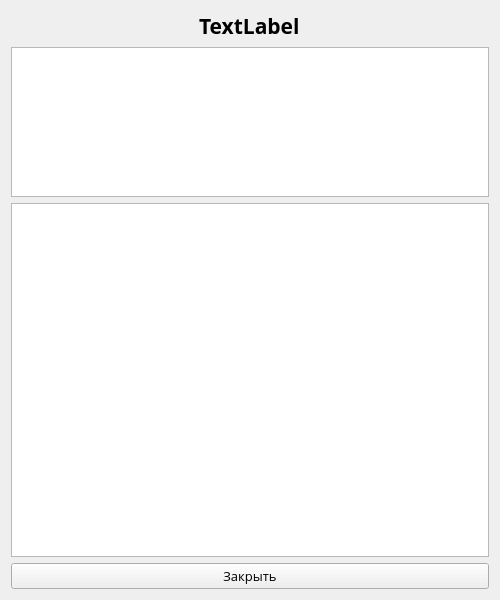
This is Recept.ui in rauko27/receptBook as Qt 5 draws it before an edit. The edited form follows.
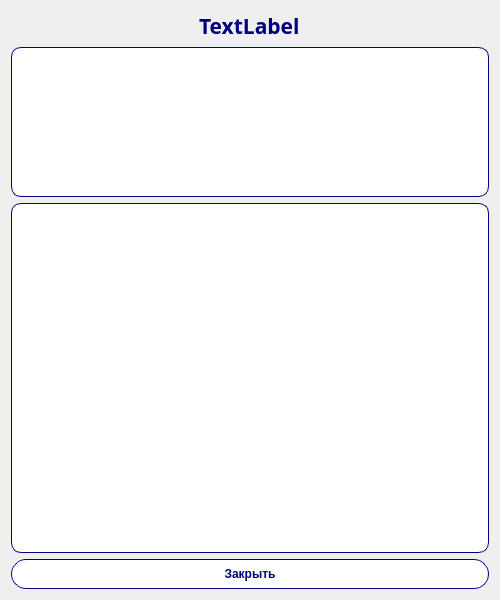
This is the edited form.

The edit to the form file:
```diff
--- a/Recept.ui
+++ b/Recept.ui
@@ -24,6 +24,11 @@
        <bold>true</bold>
       </font>
      </property>
+     <property name="styleSheet">
+      <string notr="true">font-weight: bold;
+color: #00007f;
+</string>
+     </property>
      <property name="text">
       <string>TextLabel</string>
      </property>
@@ -39,30 +44,75 @@
      </property>
      <property name="font">
       <font>
-       <family>Open Sans</family>
-       <pointsize>10</pointsize>
+       <weight>75</weight>
+       <bold>true</bold>
       </font>
      </property>
+     <property name="styleSheet">
+      <string notr="true">font-weight: bold;
+border: 1px solid #00007f;
+border-radius: 10px;
+color: #00007f;
+background-color: #fff;</string>
+     </property>
     </widget>
    </item>
    <item>
     <widget class="QTextBrowser" name="disc_recept">
      <property name="font">
       <font>
-       <family>Open Sans</family>
-       <pointsize>10</pointsize>
+       <weight>75</weight>
+       <bold>true</bold>
       </font>
      </property>
+     <property name="styleSheet">
+      <string notr="true">font-weight: bold;
+border: 1px solid #00007f;
+border-radius: 10px;
+color: #00007f;
+background-color: #fff;</string>
+     </property>
     </widget>
    </item>
    <item>
     <widget class="QPushButton" name="quitBtn">
+     <property name="minimumSize">
+      <size>
+       <width>0</width>
+       <height>30</height>
+      </size>
+     </property>
      <property name="font">
       <font>
-       <family>Open Sans</family>
-       <pointsize>10</pointsize>
+       <weight>75</weight>
+       <bold>true</bold>
       </font>
      </property>
+     <property name="styleSheet">
+      <string notr="true">QPushButton, QPushButton:focus, QPushButton:focus {
+font-weight: bold;
+border: 1px solid #00007f;
+border-radius: 15px;
+color: #00007f;
+background-color: #fff;
+}
+
+QPushButton:hover, QPushButton:hover:focus {
+font-weight: bold;
+border: 1px solid #00007f;
+border-radius: 15px;
+color: #00007f;
+background-color: #eaffff;
+}
+
+QPushButton:pressed,QPushButton:pressed:focus {
+font-weight: bold;
+border: 1px solid #00007f;
+border-radius: 15px;
+color: #fff;
+background-color: #00007f;
+}</string>
+     </property>
      <property name="text">
       <string>Закрыть</string>
      </property>
```
